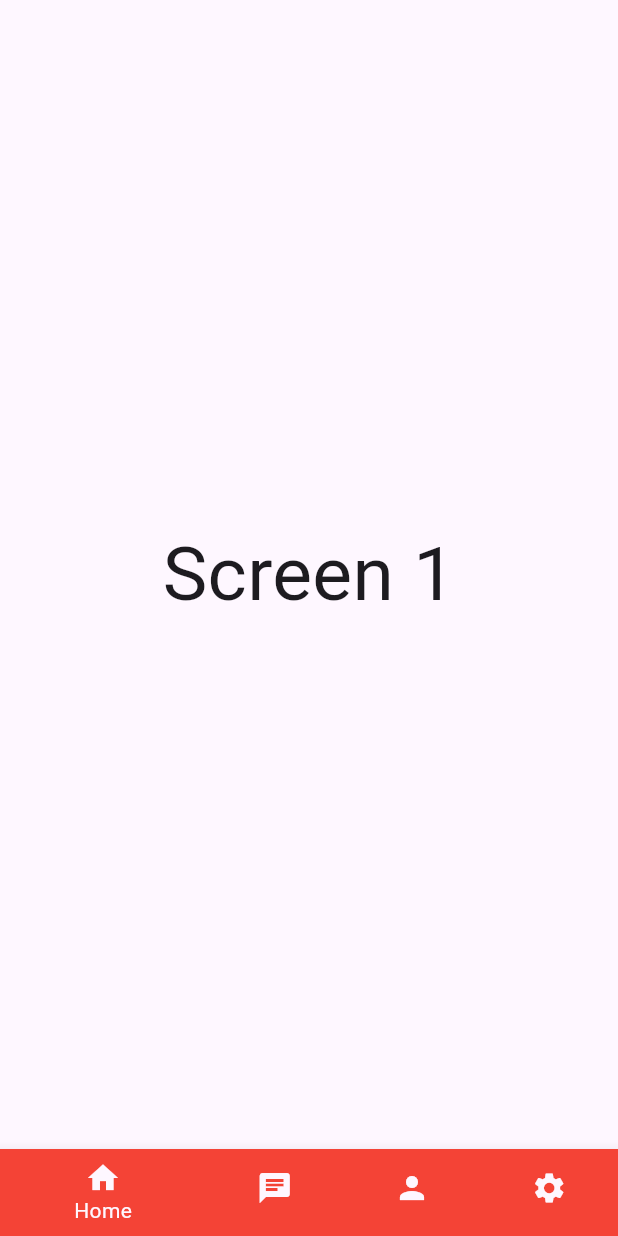
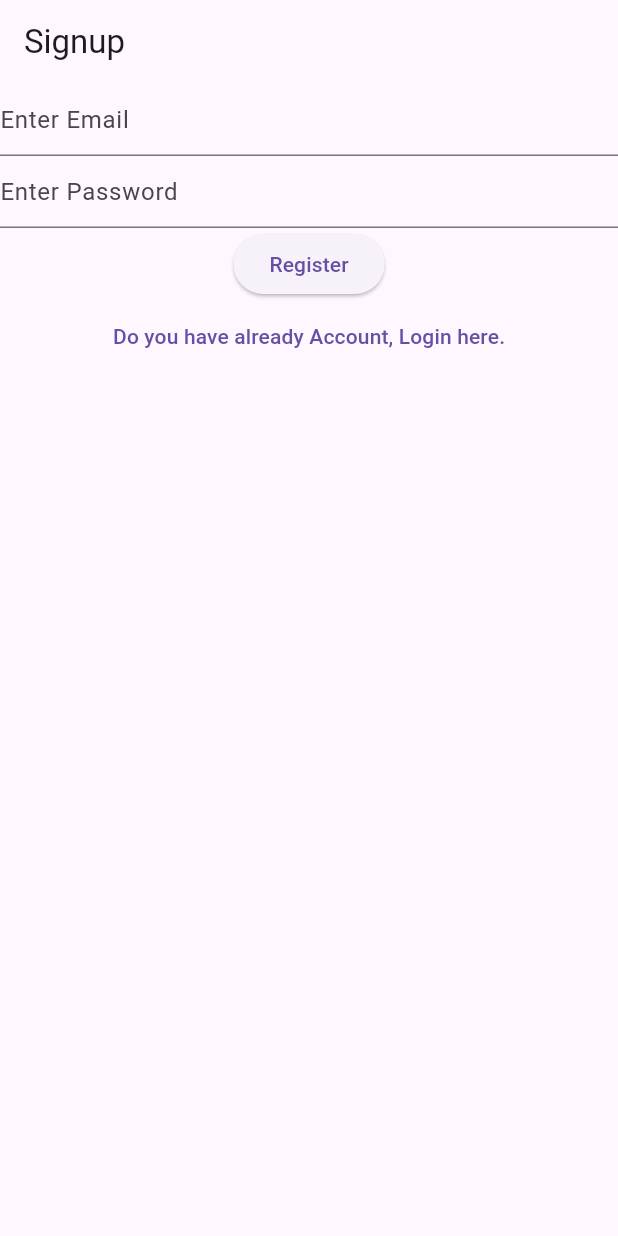
Before and after one commit to codewithowais/flutter-b11, a Flutter app: the screen it shows after launch, on a phone screen of 412 x 824 dp. Run offline on Flutter 3.47's test engine with Material 3 defaults, Android fonts, the phone set to English and light mode, and no system bars; our stand-ins replace firebase_auth, firebase_core; accounts and stored records are empty.

Commit message:
added changes

```diff
--- a/lib/main.dart
+++ b/lib/main.dart
@@ -1,10 +1,17 @@
 // import 'package:b11/screens/abc.dart';
 // import 'package:b11/screens/whatsapp.dart';
+import 'package:b11/firebase_options.dart';
 import 'package:b11/screens/newclass.dart';
+import 'package:b11/screens/singup.dart';
 import 'package:b11/screens/whatsapp_new.dart';
+import 'package:firebase_core/firebase_core.dart';
 import 'package:flutter/material.dart';
 
-void main() {
+void main() async {
+  WidgetsFlutterBinding.ensureInitialized();
+  await Firebase.initializeApp(
+    options: DefaultFirebaseOptions.currentPlatform,
+  );
   runApp(const MyApp());
 }
 
@@ -14,7 +21,7 @@ class MyApp extends StatelessWidget {
   @override
   Widget build(BuildContext context) {
     return MaterialApp(
-      home: Newclass(),
+      home: const SignUpView(),
     );
   }
 }
--- /dev/null
+++ b/lib/screens/singup.dart
@@ -0,0 +1,79 @@
+import 'package:b11/screens/login.dart';
+import 'package:firebase_auth/firebase_auth.dart';
+import 'package:flutter/material.dart';
+
+class SignUpView extends StatefulWidget {
+  const SignUpView({super.key});
+
+  @override
+  State<SignUpView> createState() => _SignUpViewState();
+}
+
+class _SignUpViewState extends State<SignUpView> {
+  TextEditingController emailController = TextEditingController();
+  TextEditingController passwordController = TextEditingController();
+  registerUser() async {
+    try {
+      await FirebaseAuth.instance.createUserWithEmailAndPassword(
+        email: emailController.text,
+        password: passwordController.text,
+      );
+      print("=============== Registerd Successfully ===================");
+      emailController.clear();
+      passwordController.clear();
+    } on FirebaseAuthException catch (e) {
+      if (e.code == 'weak-password') {
+        print('The password provided is too weak.');
+      } else if (e.code == 'email-already-in-use') {
+        print('The account already exists for that email.');
+      }
+    } catch (e) {
+      print("=============== Catch ===================");
+      print(e);
+    }
+  }
+
+  @override
+  Widget build(BuildContext context) {
+    return Scaffold(
+      appBar: AppBar(
+        title: const Text("Signup"),
+      ),
+      body: Column(
+        children: [
+          TextField(
+            controller: emailController,
+            decoration: const InputDecoration(
+              hintText: "Enter Email",
+            ),
+          ),
+          TextField(
+            controller: passwordController,
+            decoration: const InputDecoration(
+              hintText: "Enter Password",
+            ),
+          ),
+          ElevatedButton(
+            onPressed: () {
+              registerUser();
+            },
+            child: const Text("Register"),
+          ),
+          TextButton(
+            onPressed: () {
+              Navigator.push(
+                context,
+                MaterialPageRoute(
+                  builder: (context) => const LoginView(),
+                ),
+              );
+            },
+            child: const Text(
+              "Do you have already Account, Login here.",
+            ),
+          ),
+        ],
+      ),
+    );
+  }
+}
--- a/pubspec.yaml
+++ b/pubspec.yaml
@@ -34,6 +34,8 @@ dependencies:
   # The following adds the Cupertino Icons font to your application.
   # Use with the CupertinoIcons class for iOS style icons.
   cupertino_icons: ^1.0.8
+  firebase_core: ^4.15.0
+  firebase_auth: ^6.7.0
 
 dev_dependencies:
   flutter_test:
```
Also changed, not shown: lib/screens/login.dart (added, +69 -0 lines), firebase.json (added), lib/firebase_options.dart (added), pubspec.lock, 6 other files.
